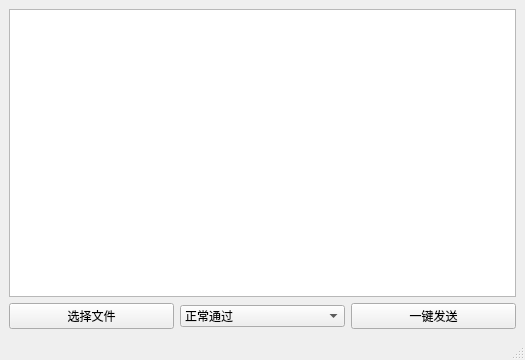
jozhn/PClient, file mainwindow.ui: the form before one commit.
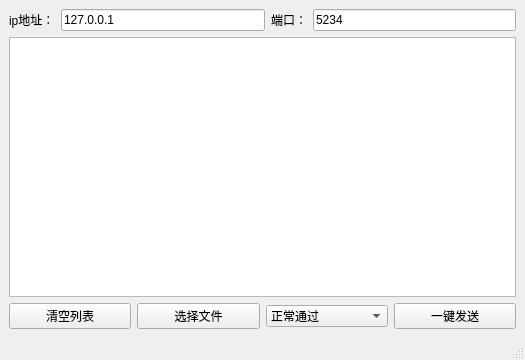
The form after the commit.

```diff
--- a/mainwindow.ui
+++ b/mainwindow.ui
@@ -2,6 +2,9 @@
 <ui version="4.0">
  <class>MainWindow</class>
  <widget class="QMainWindow" name="MainWindow">
+  <property name="enabled">
+   <bool>true</bool>
+  </property>
   <property name="geometry">
    <rect>
     <x>0</x>
@@ -11,7 +14,7 @@
    </rect>
   </property>
   <property name="sizePolicy">
-   <sizepolicy hsizetype="Fixed" vsizetype="Fixed">
+   <sizepolicy hsizetype="Preferred" vsizetype="Preferred">
     <horstretch>0</horstretch>
     <verstretch>0</verstretch>
    </sizepolicy>
@@ -32,18 +35,59 @@
    <string>MainWindow</string>
   </property>
   <widget class="QWidget" name="centralwidget">
-   <layout class="QGridLayout" name="gridLayout">
-    <item row="0" column="0" colspan="3">
+   <layout class="QVBoxLayout" name="verticalLayout">
+    <item>
+     <layout class="QHBoxLayout" name="horizontalLayout">
+      <item>
+       <widget class="QLabel" name="ipLabel">
+        <property name="text">
+         <string>ip地址：</string>
+        </property>
+       </widget>
+      </item>
+      <item>
+       <widget class="QLineEdit" name="ipEdit">
+        <property name="text">
+         <string>127.0.0.1</string>
+        </property>
+       </widget>
+      </item>
+      <item>
+       <widget class="QLabel" name="portLabel">
+        <property name="text">
+         <string>端口：</string>
+        </property>
+       </widget>
+      </item>
+      <item>
+       <widget class="QLineEdit" name="portEdit">
+        <property name="text">
+         <string>5234</string>
+        </property>
+       </widget>
+      </item>
+     </layout>
+    </item>
+    <item>
      <widget class="QTableView" name="tableView"/>
     </item>
-    <item row="1" column="0">
+    <item>
+     <layout class="QHBoxLayout" name="horizontalLayout_2">
+      <item>
+       <widget class="QPushButton" name="clearButton">
+        <property name="text">
+         <string>清空列表</string>
+        </property>
+       </widget>
+      </item>
+      <item>
      <widget class="QPushButton" name="selectFile">
       <property name="text">
        <string>选择文件</string>
       </property>
      </widget>
     </item>
-    <item row="1" column="1">
+      <item>
      <widget class="QComboBox" name="type">
       <item>
        <property name="text">
@@ -87,12 +131,14 @@
       </item>
      </widget>
     </item>
-    <item row="1" column="2">
+      <item>
      <widget class="QPushButton" name="sendAll">
       <property name="text">
        <string>一键发送</string>
       </property>
      </widget>
+      </item>
+     </layout>
     </item>
    </layout>
   </widget>
```
Left out of the diff: 5 changed lines with no effect on the pictures. Lines whose indentation alone changed are shown as unchanged.
